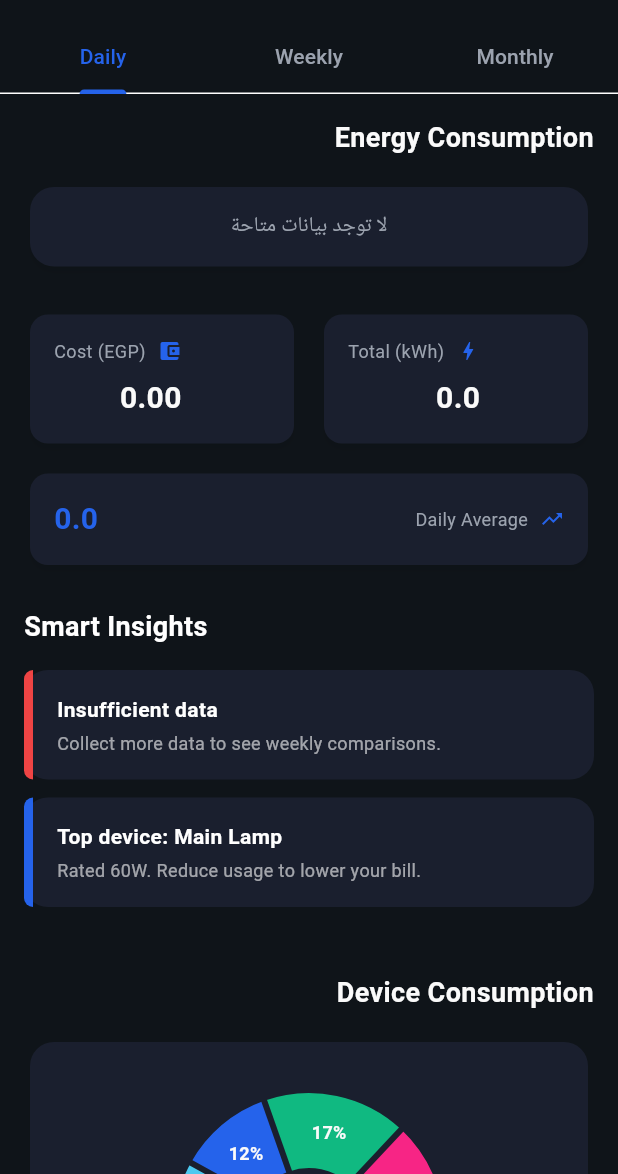
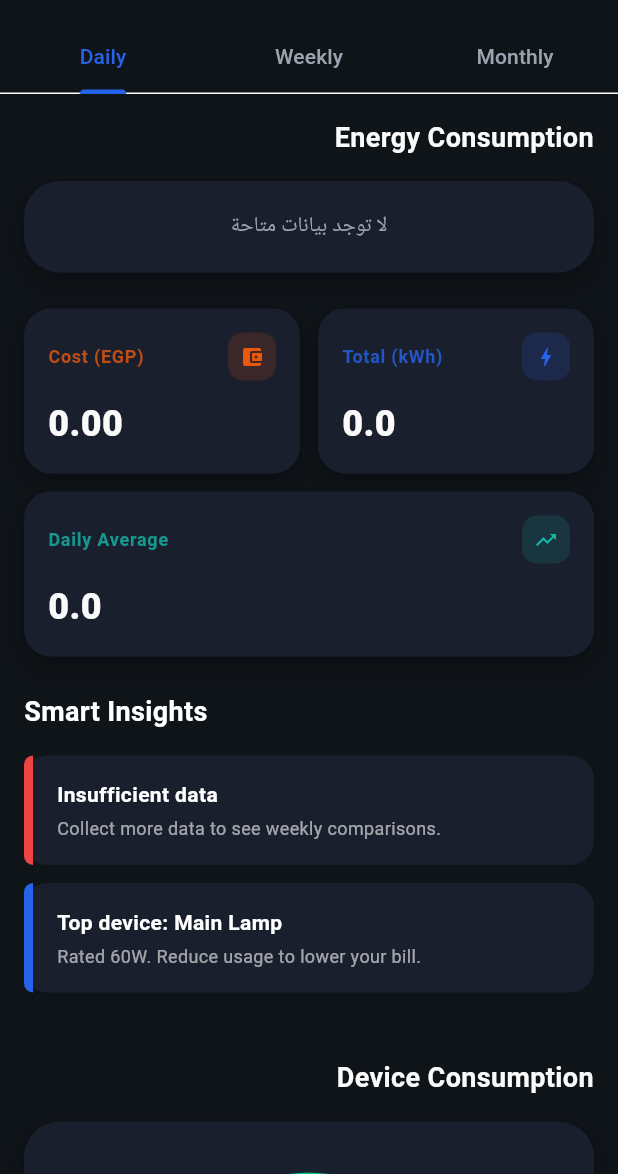
Before and after one commit to mrkimo933/smart_home_app, a Flutter app: the AnalyticsScreen screen opened directly, on a phone screen of 412 x 824 dp, the part 62-1236 px from its top. Run offline on Flutter 3.47's test engine with Material 3 defaults, Android fonts, the phone set to English and light mode, and no system bars; drawn by our look-alikes of fl_chart; our stand-ins replace csv, flutter_local_notifications, flutter_riverpod, share_plus, shared_preferences, sqflite and 1 more; accounts and stored records are empty.

Commit message:
feat: update devices, analytics, schedules, and energy saving screens with modern design
- Update Devices Screen: modern card-based layout with color-coded metrics
- Update Device Card: enhanced styling with elevation and state-based borders
- Update Analytics Screen: modern chart containers and summary card styling
- Update Schedules Screen: improved empty state, modern time picker tiles
- Update Schedule Card: modern layout with accent-colored day indicators
- Update Active Plan Tracker: gradient-aware design with modern card container
- Update Device Priority Card: enhanced badge styling and progress indicators
- Consistent use of modern components across all screens
- Improved visual hierarchy and spacing
- Better color consistency with new palette

```diff
--- a/lib/features/analytics/screens/analytics_screen.dart
+++ b/lib/features/analytics/screens/analytics_screen.dart
@@ -3,6 +3,7 @@ import 'package:flutter_riverpod/flutter_riverpod.dart';
 import '../services/export_service.dart';
 import '../../../core/constants/app_colors.dart';
 import '../../../core/constants/app_strings.dart';
+import '../../../core/widgets/modern_card.dart';
 import '../../../providers/consumption_provider.dart';
 import '../../../providers/devices_provider.dart';
 import '../widgets/consumption_chart.dart';
@@ -145,11 +146,9 @@ class _AnalyticsScreenState extends ConsumerState<AnalyticsScreen> with SingleTi
               textAlign: TextAlign.right,
             ),
             const SizedBox(height: 16),
-            Card(
-              color: AppColors.cardColor,
-              shape: RoundedRectangleBorder(borderRadius: BorderRadius.circular(16)),
-              child: Padding(
-                padding: const EdgeInsets.all(16.0),
+            ModernCard(
+              borderRadius: 24,
+              padding: const EdgeInsets.all(20),
               child: historyAsync.when(
                 data: (history) => ConsumptionChart(
                   data: history,
@@ -160,7 +159,6 @@ class _AnalyticsScreenState extends ConsumerState<AnalyticsScreen> with SingleTi
                   child: Center(child: CircularProgressIndicator()),
                 ),
                 error: (e, _) => Center(child: Text('Error: $e')),
-                ),
               ),
             ),
             const SizedBox(height: 24),
@@ -212,13 +210,10 @@ class _AnalyticsScreenState extends ConsumerState<AnalyticsScreen> with SingleTi
               textAlign: TextAlign.right,
             ),
             const SizedBox(height: 16),
-            Card(
-              color: AppColors.cardColor,
-              shape: RoundedRectangleBorder(borderRadius: BorderRadius.circular(16)),
-              child: Padding(
-                padding: const EdgeInsets.all(24.0),
+            ModernCard(
+              borderRadius: 24,
+              padding: const EdgeInsets.all(24),
               child: DevicePieChart(devices: devices),
-              ),
             ),
             const SizedBox(height: 32),
           ],
@@ -319,56 +314,50 @@ class _SummaryCard extends StatelessWidget {
 
   @override
   Widget build(BuildContext context) {
-    return Card(
-      color: AppColors.cardColor,
-      shape: RoundedRectangleBorder(borderRadius: BorderRadius.circular(12)),
-      child: Padding(
-        padding: const EdgeInsets.all(16.0),
-        child: Row(
-          mainAxisAlignment: isWide ? MainAxisAlignment.spaceBetween : MainAxisAlignment.start,
-          children: [
-            if (isWide) ...[
-              Text(
-                value,
-                style: const TextStyle(
-                  color: AppColors.primaryBlue,
-                  fontSize: 20,
-                  fontWeight: FontWeight.bold,
-                ),
-              ),
-              const SizedBox(width: 8),
-            ],
-            Column(
-              crossAxisAlignment: CrossAxisAlignment.end,
+    final accentColor = title.contains('Cost') ? AppColors.accentOrange
+        : title.contains('kWh') ? AppColors.primaryBlue
+        : AppColors.accentTeal;
+
+    return ModernCard(
+      borderRadius: 18,
+      padding: const EdgeInsets.all(16),
+      backgroundColor: AppColors.cardColor,
+      child: Column(
+        crossAxisAlignment: CrossAxisAlignment.start,
+        mainAxisAlignment: MainAxisAlignment.spaceBetween,
         children: [
           Row(
+            mainAxisAlignment: MainAxisAlignment.spaceBetween,
             children: [
               Text(
                 title,
-                      style: const TextStyle(
-                        color: AppColors.textSecondary,
+                style: TextStyle(
+                  color: accentColor.withOpacity(0.8),
                   fontSize: 12,
+                  fontWeight: FontWeight.w600,
+                  letterSpacing: 0.5,
                 ),
               ),
-                    const SizedBox(width: 8),
-                    Icon(icon, color: AppColors.primaryBlue, size: 16),
+              Container(
+                padding: const EdgeInsets.all(8),
+                decoration: BoxDecoration(
+                  color: accentColor.withOpacity(0.15),
+                  borderRadius: BorderRadius.circular(10),
+                ),
+                child: Icon(icon, color: accentColor, size: 16),
+              ),
             ],
           ),
-                if (!isWide) ...[
-                  const SizedBox(height: 8),
+          const SizedBox(height: 12),
           Text(
             value,
             style: const TextStyle(
               color: AppColors.textPrimary,
-                      fontSize: 20,
-                      fontWeight: FontWeight.bold,
+              fontSize: 24,
+              fontWeight: FontWeight.w800,
             ),
           ),
         ],
-              ],
-            ),
-          ],
-        ),
       ),
     );
   }
```
Also changed, not shown: lib/features/devices/screens/devices_screen.dart (+39 -31 lines), lib/features/devices/widgets/device_card.dart (+16 -9 lines), lib/features/energy_saving/widgets/active_plan_tracker.dart (+34 -25 lines), lib/features/energy_saving/widgets/device_priority_card.dart (+84 -44 lines), lib/features/schedules/screens/schedules_screen.dart (+37 -14 lines), lib/features/schedules/widgets/schedule_card.dart (+59 -23 lines). Lines whose indentation alone changed are shown as unchanged.
